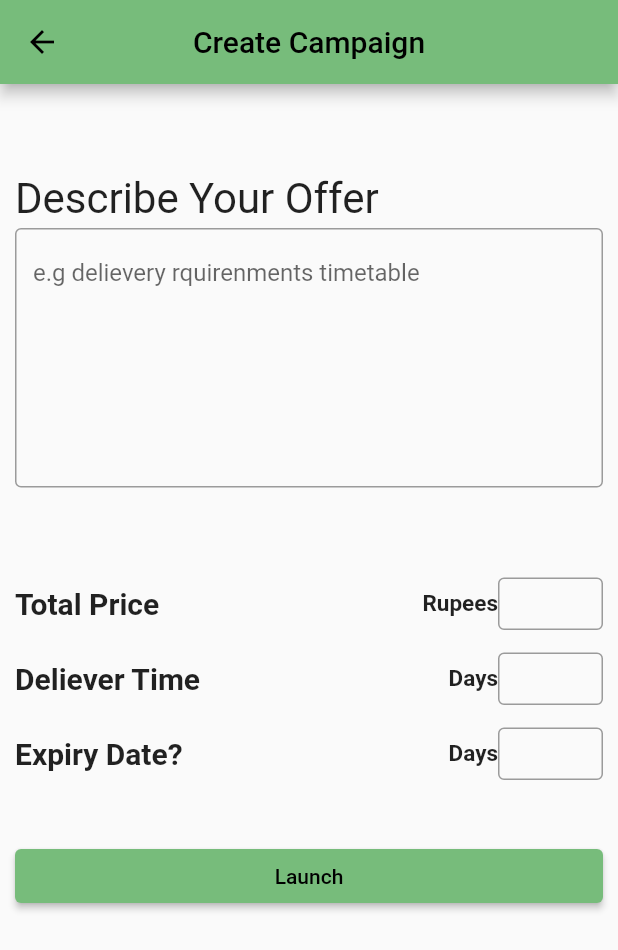
After one commit to arslan053/influencers, a Flutter app: the CreateCampaign screen opened directly, on a phone screen of 412 x 824 dp. The commit adds this screen. Shown: the top 950 px of the screen. Run offline on Flutter 3.47's test engine with Material 2 defaults, Android fonts, the phone set to English and light mode, and no system bars; our stand-ins replace cloud_firestore, firebase_auth, firebase_core, firebase_storage, get, google_fonts and 1 more; missing offline and left inert: firebase_app_check, image_picker_platform_interface; accounts and stored records are empty; network calls fail.

Commit message:
user setup is compete and create campaign screen

```diff
--- a/lib/src/constants/sizes.dart
+++ b/lib/src/constants/sizes.dart
@@ -8,3 +8,5 @@ const borderWidth = 3.0;
 const largeSize2 = 100.0;
 const largeContainerSize = 500.0;
 const mediumContanerSize = 300.0;
+const paddingmedium = 15.0;
+const paddingsmall = 5.0;
--- a/lib/src/features/authentication/views/set_profile/set_profile_form.dart
+++ b/lib/src/features/authentication/views/set_profile/set_profile_form.dart
@@ -8,8 +8,8 @@ import 'package:influencer/src/features/authentication/views/set_profile/set_pro
 import 'package:influencer/src/repository/influencer_repository/influencer_repository.dart';
 import '../../../../constants/colors.dart';
 
-class profile_setup_form extends StatelessWidget {
-  const profile_setup_form({
+class ProfileSetupForm extends StatelessWidget {
+  const ProfileSetupForm({
     Key? key,
   }) : super(key: key);
 
--- a/lib/src/features/authentication/views/set_profile/set_profile_screen.dart
+++ b/lib/src/features/authentication/views/set_profile/set_profile_screen.dart
@@ -54,14 +54,14 @@ class SetProfileScreen extends StatelessWidget {
                           );
                   }),
                   Positioned(
+                    bottom: 0,
+                    left: 80,
                     child: IconButton(
                       icon: Icon(Icons.add_a_photo),
                       onPressed: () {
                         selectImage();
                       },
                     ),
-                    bottom: 0,
-                    left: 80,
                   ),
                 ],
               ),
@@ -82,7 +82,7 @@ class SetProfileScreen extends StatelessWidget {
                       Padding(
                         padding: EdgeInsets.symmetric(horizontal: smallSize),
                       ),
-                      profile_setup_form(),
+                      ProfileSetupForm(),
                     ],
                   ),
                 )),
--- /dev/null
+++ b/lib/src/features/campaigns/views/create_campaign.dart
@@ -0,0 +1,176 @@
+import 'package:flutter/material.dart';
+
+import 'package:google_fonts/google_fonts.dart';
+import 'package:influencer/src/constants/sizes.dart';
+
+class CreateCampaign extends StatelessWidget {
+  const CreateCampaign({Key? key}) : super(key: key);
+
+  @override
+  Widget build(BuildContext context) {
+    final height = MediaQuery.of(context).size.height;
+    return Scaffold(
+      appBar: AppBar(
+        title: const Text(
+          "Create Campaign",
+        ),
+        centerTitle: true,
+      ),
+      body: SingleChildScrollView(
+        child: Padding(
+          padding: const EdgeInsets.symmetric(horizontal: paddingmedium - 5),
+          child: Container(
+            height: height,
+            child:
+                Column(crossAxisAlignment: CrossAxisAlignment.start, children: [
+              const SizedBox(
+                height: largeSize,
+              ),
+              Text(
+                "Describe Your Offer",
+                textAlign: TextAlign.start,
+                style: TextStyle(
+                  fontFamily: GoogleFonts.ubuntu.toString(),
+                  fontSize: formHeight - 2,
+                ),
+              ),
+              const SizedBox(
+                height: paddingsmall - 2,
+              ),
+              Form(
+                  child: Column(
+                children: [
+                  TextFormField(
+                    maxLines: 7,
+                    decoration: const InputDecoration(
+                      hintText: "e.g delievery rquirenments timetable",
+                      border: OutlineInputBorder(),
+                    ),
+                  ),
+                  const SizedBox(
+                    height: largeSize,
+                  ),
+                  Row(
+                    mainAxisAlignment: MainAxisAlignment.spaceBetween,
+                    children: [
+                      Text(
+                        "Total Price",
+                        style: TextStyle(
+                            fontFamily: GoogleFonts.ubuntu.toString(),
+                            fontSize: smallSize,
+                            fontWeight: FontWeight.bold),
+                      ),
+                      Row(
+                        children: [
+                          Text(
+                            "Rupees",
+                            style: TextStyle(
+                                fontFamily: GoogleFonts.ubuntu.toString(),
+                                fontSize: smallSize - 5,
+                                fontWeight: FontWeight.bold),
+                          ),
+                          Container(
+                            width: 70,
+                            height: 35,
+                            child: const Expanded(
+                              child: TextField(
+                                decoration: InputDecoration(
+                                  border: OutlineInputBorder(),
+                                ),
+                              ),
+                            ),
+                          )
+                        ],
+                      )
+                    ],
+                  ),
+                  const SizedBox(
+                    height: paddingmedium,
+                  ),
+                  Row(
+                    mainAxisAlignment: MainAxisAlignment.spaceBetween,
+                    children: [
+                      Text(
+                        "Deliever Time",
+                        style: TextStyle(
+                            fontFamily: GoogleFonts.ubuntu.toString(),
+                            fontSize: smallSize,
+                            fontWeight: FontWeight.bold),
+                      ),
+                      Row(
+                        children: [
+                          Text(
+                            "Days",
+                            style: TextStyle(
+                                fontFamily: GoogleFonts.ubuntu.toString(),
+                                fontSize: smallSize - 5,
+                                fontWeight: FontWeight.bold),
+                          ),
+                          Container(
+                            width: 70,
+                            height: 35,
+                            child: const Expanded(
+                              child: TextField(
+                                decoration: InputDecoration(
+                                  border: OutlineInputBorder(),
+                                ),
+                              ),
+                            ),
+                          )
+                        ],
+                      )
+                    ],
+                  ),
+                  const SizedBox(
+                    height: paddingmedium,
+                  ),
+                  Row(
+                    mainAxisAlignment: MainAxisAlignment.spaceBetween,
+                    children: [
+                      Text(
+                        "Expiry Date?",
+                        style: TextStyle(
+                            fontFamily: GoogleFonts.ubuntu.toString(),
+                            fontSize: smallSize,
+                            fontWeight: FontWeight.bold),
+                      ),
+                      Row(
+                        children: [
+                          Text(
+                            "Days",
+                            style: TextStyle(
+                                fontFamily: GoogleFonts.ubuntu.toString(),
+                                fontSize: smallSize - 5,
+                                fontWeight: FontWeight.bold),
+                          ),
+                          Container(
+                            width: 70,
+                            height: 35,
+                            child: const Expanded(
+                              child: TextField(
+                                decoration: InputDecoration(
+                                  border: OutlineInputBorder(),
+                                ),
+                              ),
+                            ),
+                          )
+                        ],
+                      )
+                    ],
+                  ),
+                  const SizedBox(
+                    height: mediumlSize,
+                  ),
+                  Container(
+                      width: double.infinity,
+                      child: ElevatedButton(
+                          onPressed: () {}, child: Text("Launch")))
+                ],
+              ))
+            ]),
+          ),
+        ),
+      ),
+    );
+  }
+}
--- a/lib/src/repository/authentication_repository/authentication_repository.dart
+++ b/lib/src/repository/authentication_repository/authentication_repository.dart
@@ -1,5 +1,7 @@
+import 'package:cloud_firestore/cloud_firestore.dart';
 import 'package:firebase_auth/firebase_auth.dart';
 import 'package:get/get.dart';
+import 'package:influencer/src/features/Dashboard/DashboardScreen.dart';
 import 'package:influencer/src/features/authentication/views/login/login_screen.dart';
 import 'package:influencer/src/features/authentication/views/signup/signup_screen.dart';
 import 'package:influencer/src/features/authentication/views/set_profile/set_profile_screen.dart';
@@ -9,6 +11,7 @@ class AuthenticationRepository extends GetxController {
   static AuthenticationRepository get instance => Get.find();
 
   final _auth = FirebaseAuth.instance;
+  final _db = FirebaseFirestore.instance;
   late Rx<User?> firebaseUser;
 
   _setIntialScreen(User? user) {
@@ -23,6 +26,7 @@ class AuthenticationRepository extends GetxController {
     super.onReady();
     firebaseUser = Rx<User?>(_auth.currentUser);
     firebaseUser.bindStream(_auth.userChanges());
+    print(firebaseUser);
     ever(firebaseUser, _setIntialScreen); // it is always ready to do action
   }
 
@@ -49,7 +53,7 @@ class AuthenticationRepository extends GetxController {
     try {
       await _auth.signInWithEmailAndPassword(email: email, password: password);
       firebaseUser.value != null
-          ? Get.offAll(() => const LoginScreen())
+          ? Get.offAll(() => const DashboardScreen())
           : Get.offAll(() => const SignupScreen());
     } on FirebaseAuthException catch (e) {
       final ex = SignupWithEmailAndPasswordFailure.code(e.code);
```
Also changed, not shown: lib/main.dart (+5 -2 lines), lib/src/features/Dashboard/DashboardScreen.dart (+10 -6 lines), lib/src/features/authentication/model/user_model.dart (+20 -0 lines), lib/src/features/profile/controller/profile_controller.dart (added, +20 -0 lines), lib/src/repository/influencer_repository/influencer_repository.dart (+39 -6 lines).
